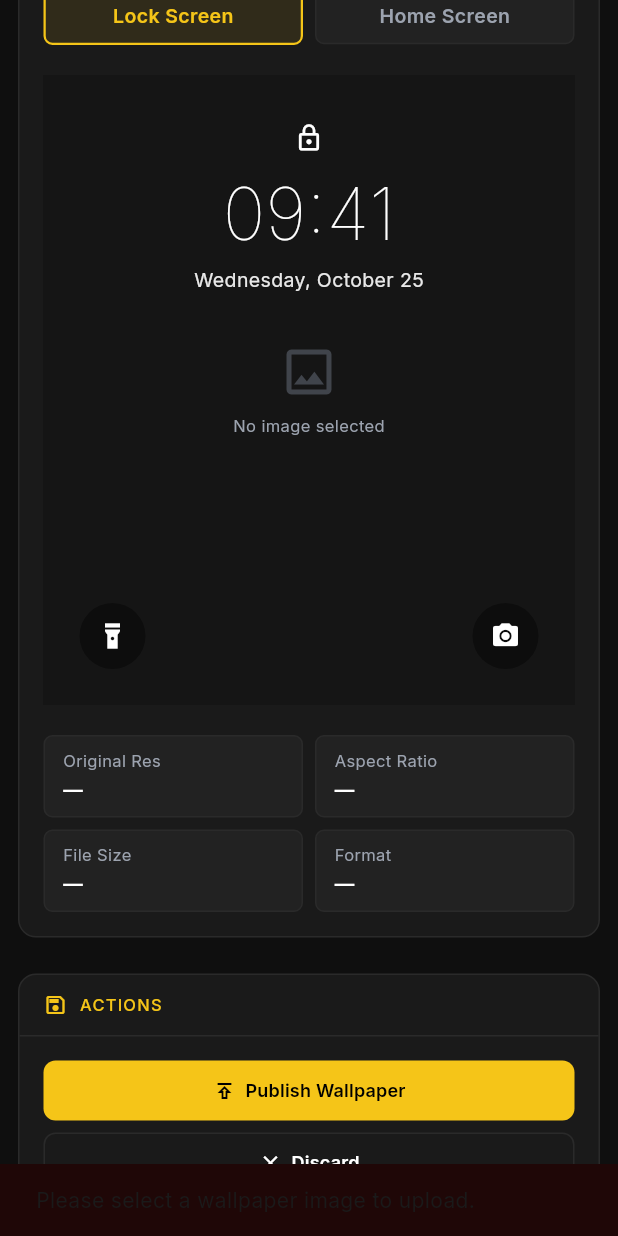
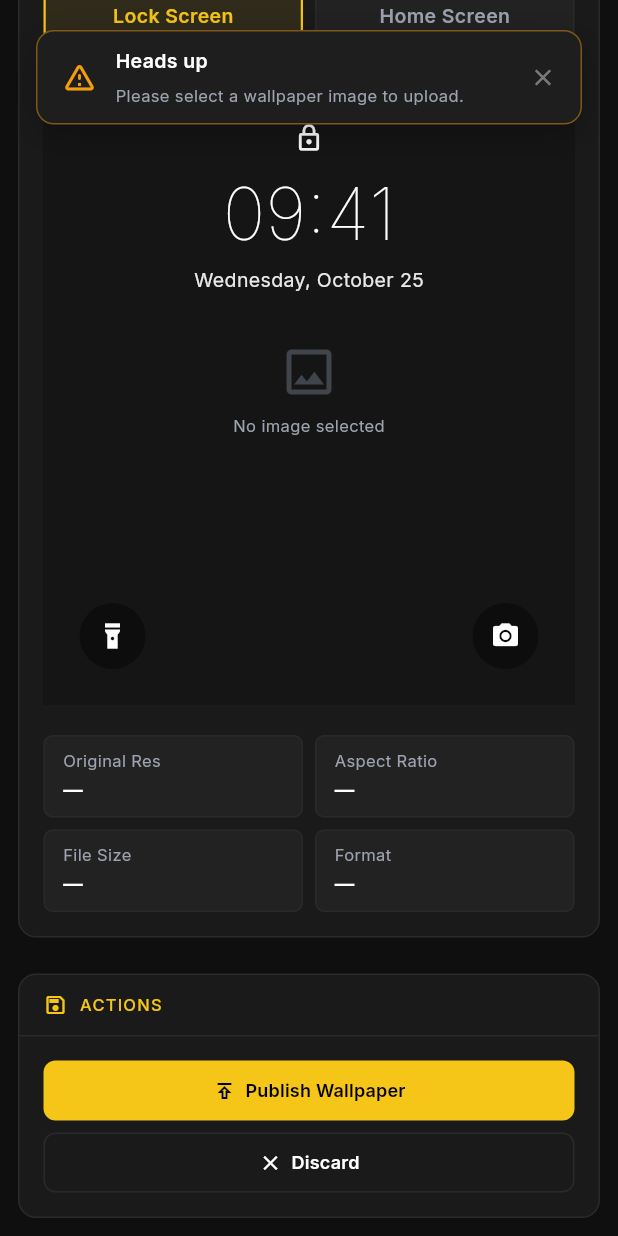
Before and after one commit to ShubhamGharat07/Admin_Wallr, a Flutter app: the _UploadView screen opened directly, scrolled down 1057 dp, after a tap on "Publish Wallpaper", on a phone screen of 412 x 824 dp. Run offline on Flutter 3.47's test engine with Material 3 defaults, Android fonts, the phone set to English and light mode, and no system bars; drawn by our look-alikes of toastification; our stand-ins replace cloud_firestore, connectivity_plus, dartz, data_table_2, dio, equatable and 9 more; missing offline and left inert: device_frame; accounts and stored records are empty; statements that could not run were skipped.

Commit message:
design fix

````diff
--- a/lib/config/routes/app_router.dart
+++ b/lib/config/routes/app_router.dart
@@ -265,6 +265,7 @@ import '../../features/subscriptions/presentation/pages/subscriptions_page.dart'
 import '../../features/users/presentation/pages/users_page.dart';
 import '../../features/wallpapers/presentation/pages/upload_page.dart';
 import '../../features/wallpapers/presentation/pages/wallpapers_page.dart';
+import 'page_transitions.dart';
 import 'route_names.dart';
 
 abstract final class AppRouter {
@@ -273,11 +274,15 @@ abstract final class AppRouter {
     redirect: _guard,
     routes: [
       // ── Login ──────────────────────────────────────────────
-      GoRoute(path: RouteNames.login, builder: (_, __) => const LoginPage()),
+      GoRoute(
+        path: RouteNames.login,
+        pageBuilder: (_, state) => fadePage(state: state, child: const LoginPage()),
+      ),
 
       // ── Shell ──────────────────────────────────────────────
       StatefulShellRoute.indexedStack(
-        builder: (_, __, shell) => AdminShell(navigationShell: shell),
+        pageBuilder: (_, state, shell) =>
+            fadePage(state: state, child: AdminShell(navigationShell: shell)),
         branches: [
           StatefulShellBranch(
             routes: [
--- /dev/null
+++ b/lib/config/routes/page_transitions.dart
@@ -0,0 +1,26 @@
+// lib/config/routes/page_transitions.dart
+
+import 'package:flutter/material.dart';
+import 'package:go_router/go_router.dart';
+
+/// Smooth fade-through transition used for top-level route changes
+/// (e.g. login ⇄ dashboard). Keeps navigation feeling polished instead
+/// of the default instant/janky page swap.
+CustomTransitionPage<T> fadePage<T>({
+  required GoRouterState state,
+  required Widget child,
+  Duration duration = const Duration(milliseconds: 350),
+}) {
+  return CustomTransitionPage<T>(
+    key: state.pageKey,
+    transitionDuration: duration,
+    reverseTransitionDuration: duration,
+    child: child,
+    transitionsBuilder: (context, animation, secondaryAnimation, child) {
+      return FadeTransition(
+        opacity: CurvedAnimation(parent: animation, curve: Curves.easeInOut),
+        child: child,
+      );
+    },
+  );
+}
--- /dev/null
+++ b/lib/core/widgets/app_toast.dart
@@ -0,0 +1,152 @@
+// lib/core/widgets/app_toast.dart
+
+import 'package:flutter/material.dart';
+import 'package:toastification/toastification.dart';
+
+import '../constants/admin_colors.dart';
+import '../constants/admin_dimensions.dart';
+import '../constants/admin_text_styles.dart';
+
+/// App-wide toast notifications — replaces raw [ScaffoldMessenger] snackbars
+/// with themed, animated toasts that match the gold/dark admin theme.
+///
+/// Reusable across the whole app:
+/// ```dart
+/// AppToast.success(context, 'Wallpaper uploaded successfully!');
+/// AppToast.error(context, 'Upload failed: $message');
+/// AppToast.warning(context, 'Please select a category.');
+/// AppToast.info(context, 'Changes saved as draft.');
+/// ```
+abstract final class AppToast {
+  static void success(BuildContext context, String message, {String? title}) =>
+      _show(
+        context,
+        message: message,
+        title: title ?? 'Success',
+        type: ToastificationType.success,
+        accent: AdminColors.gold,
+        icon: Icons.check_circle_outline_rounded,
+      );
+
+  static void error(BuildContext context, String message, {String? title}) =>
+      _show(
+        context,
+        message: message,
+        title: title ?? 'Something went wrong',
+        type: ToastificationType.error,
+        accent: AdminColors.error,
+        icon: Icons.error_outline_rounded,
+      );
+
+  static void warning(BuildContext context, String message, {String? title}) =>
+      _show(
+        context,
+        message: message,
+        title: title ?? 'Heads up',
+        type: ToastificationType.warning,
+        accent: AdminColors.warning,
+        icon: Icons.warning_amber_rounded,
+      );
+
+  static void info(BuildContext context, String message, {String? title}) =>
+      _show(
+        context,
+        message: message,
+        title: title ?? 'Info',
+        type: ToastificationType.info,
+        accent: AdminColors.info,
+        icon: Icons.info_outline_rounded,
+      );
+
+  static void _show(
+    BuildContext context, {
+    required String message,
+    required String title,
+    required ToastificationType type,
+    required Color accent,
+    required IconData icon,
+  }) {
+    toastification.show(
+      context: context,
+      type: type,
+      style: ToastificationStyle.flatColored,
+      alignment: Alignment.topRight,
+      autoCloseDuration: const Duration(seconds: 4),
+      animationDuration: const Duration(milliseconds: 450),
+      animationBuilder: _animationBuilder,
+      backgroundColor: AdminColors.surfaceElevated,
+      foregroundColor: AdminColors.textPrimary,
+      primaryColor: accent,
+      icon: Icon(icon, color: accent),
+      // Keep the toast compact instead of stretching full width.
+      sizeConstraints: const BoxConstraints(minWidth: 280, maxWidth: 380),
+      padding: const EdgeInsets.symmetric(
+        horizontal: AdminDimensions.md,
+        vertical: AdminDimensions.sm + 2,
+      ),
+      title: Text(
+        title,
+        style: AdminTextStyles.bodyMd(
+          context,
+        ).copyWith(fontWeight: FontWeight.w600),
+      ),
+      description: Text(
+        message,
+        softWrap: true,
+        maxLines: 4,
+        overflow: TextOverflow.ellipsis,
+        style: AdminTextStyles.bodySm(
+          context,
+        ).copyWith(color: AdminColors.textSecondary),
+      ),
+      borderRadius: BorderRadius.circular(AdminDimensions.cardRadius),
+      borderSide: BorderSide(color: accent.withValues(alpha: 0.45), width: 1),
+      showProgressBar: true,
+      progressBarTheme: ProgressIndicatorThemeData(
+        color: accent,
+        linearTrackColor: accent.withValues(alpha: 0.15),
+      ),
+      closeButton: const ToastCloseButton(
+        showType: CloseButtonShowType.onHover,
+      ),
+      dragToClose: true,
+      pauseOnHover: true,
+      boxShadow: const [
+        BoxShadow(
+          color: Color(0x40000000),
+          blurRadius: 20,
+          offset: Offset(0, 6),
+        ),
+      ],
+    );
+  }
+
+  /// Smooth entrance/exit: slide in from the left + fade + subtle scale,
+  /// eased with [Curves.easeOutCubic] for a polished feel.
+  static Widget _animationBuilder(
+    BuildContext context,
+    Animation<double> animation,
+    Alignment alignment,
+    Widget child,
+  ) {
+    final curved = CurvedAnimation(
+      parent: animation,
+      curve: Curves.easeOutCubic,
+      reverseCurve: Curves.easeInCubic,
+    );
+    return FadeTransition(
+      opacity: curved,
+      child: SlideTransition(
+        position: Tween<Offset>(
+          begin: const Offset(-0.25, 0),
+          end: Offset.zero,
+        ).animate(curved),
+        child: ScaleTransition(
+          scale: Tween<double>(begin: 0.96, end: 1).animate(curved),
+          alignment: Alignment.centerLeft,
+          child: child,
+        ),
+      ),
+    );
+  }
+}
--- a/lib/features/wallpapers/presentation/pages/upload_page.dart
+++ b/lib/features/wallpapers/presentation/pages/upload_page.dart
@@ -15,6 +15,7 @@ import '../../../../core/utils/responsive_helper.dart';
 import '../../../../core/utils/validators.dart';
 import '../../../../core/widgets/admin_button.dart';
 import '../../../../core/widgets/admin_text_field.dart';
+import '../../../../core/widgets/app_toast.dart';
 import '../../../../core/widgets/loading_widget.dart';
 import '../../../categories/presentation/bloc/category_bloc.dart';
 import '../../../categories/presentation/bloc/category_event.dart';
@@ -178,24 +179,14 @@ class _UploadViewState extends State<_UploadView> {
 
   void _onPublish() {
     if (_imageBytes == null) {
-      ScaffoldMessenger.of(context).showSnackBar(
-        const SnackBar(
-          content: Text('Please select a wallpaper image to upload.'),
-          backgroundColor: AdminColors.errorBg,
-        ),
-      );
+      AppToast.warning(context, 'Please select a wallpaper image to upload.');
       return;
     }
 
     if (!_formKey.currentState!.validate()) return;
 
     if (_selectedCategorySlug == null) {
-      ScaffoldMessenger.of(context).showSnackBar(
-        const SnackBar(
-          content: Text('Please select a category.'),
-          backgroundColor: AdminColors.errorBg,
-        ),
-      );
+      AppToast.warning(context, 'Please select a category.');
       return;
     }
 
@@ -221,20 +212,10 @@ class _UploadViewState extends State<_UploadView> {
     return BlocListener<WallpaperBloc, WallpaperState>(
       listener: (context, state) {
         if (state is WallpaperUploadSuccess) {
-          ScaffoldMessenger.of(context).showSnackBar(
-            const SnackBar(
-              content: Text('Wallpaper uploaded successfully!'),
-              backgroundColor: AdminColors.successBg,
-            ),
-          );
+          AppToast.success(context, 'Wallpaper uploaded successfully!');
           context.go(RouteNames.wallpapers);
         } else if (state is WallpaperUploadError) {
-          ScaffoldMessenger.of(context).showSnackBar(
-            SnackBar(
-              content: Text('Upload failed: ${state.message}'),
-              backgroundColor: AdminColors.errorBg,
-            ),
-          );
+          AppToast.error(context, state.message, title: 'Upload failed');
         }
       },
       child: Scaffold(
@@ -252,10 +233,17 @@ class _UploadViewState extends State<_UploadView> {
   }
 
   Widget _buildContent(BuildContext context) {
-    final isMobile = ResponsiveHelper.isMobile(context);
+    // Two-column layout only on desktop. Tablet + mobile stack vertically so
+    // the form and live preview each get full width instead of being cramped.
+    final isDesktop = ResponsiveHelper.isDesktop(context);
 
     return SingleChildScrollView(
       padding: AdminDimensions.contentPadding(context),
+      child: Center(
+        child: ConstrainedBox(
+          constraints: const BoxConstraints(
+            maxWidth: AdminDimensions.contentMaxWidth,
+          ),
           child: Form(
             key: _formKey,
             child: Column(
@@ -263,25 +251,22 @@ class _UploadViewState extends State<_UploadView> {
               children: [
                 _PageHeader(),
                 SizedBox(height: AdminDimensions.lg),
-            isMobile
-                ? Column(
-                    crossAxisAlignment: CrossAxisAlignment.stretch,
-                    children: [
-                      _buildUploadZone(context),
-                      SizedBox(height: AdminDimensions.lg),
-                      _buildMetadataCard(context),
-                      SizedBox(height: AdminDimensions.lg),
-                      _buildTogglesCard(context),
-                      SizedBox(height: AdminDimensions.lg),
-                      _buildPreviewCard(context),
-                      SizedBox(height: AdminDimensions.lg),
-                      _buildActionsCard(context, fullWidth: true),
+                isDesktop
+                    ? _buildTwoColumnLayout(context)
+                    : _buildStackedLayout(context),
               ],
-                  )
-                : Row(
+            ),
+          ),
+        ),
+      ),
+    );
+  }
+
+  // Desktop: forms on the left (60%), live preview + actions on the right (40%).
+  Widget _buildTwoColumnLayout(BuildContext context) {
+    return Row(
       crossAxisAlignment: CrossAxisAlignment.start,
       children: [
-                      // Left side (60%): Forms & details
         Expanded(
           flex: 6,
           child: Column(
@@ -295,22 +280,35 @@ class _UploadViewState extends State<_UploadView> {
           ),
         ),
         SizedBox(width: AdminDimensions.lg),
-                      // Right side (40%): Live Preview & Action
         Expanded(
           flex: 4,
           child: Column(
             children: [
               _buildPreviewCard(context),
               SizedBox(height: AdminDimensions.lg),
-                            _buildActionsCard(context, fullWidth: false),
+              _buildActionsCard(context),
             ],
           ),
         ),
       ],
-                  ),
+    );
+  }
+
+  // Tablet + mobile: everything stacked in a single full-width column.
+  Widget _buildStackedLayout(BuildContext context) {
+    return Column(
+      crossAxisAlignment: CrossAxisAlignment.stretch,
+      children: [
+        _buildUploadZone(context),
+        SizedBox(height: AdminDimensions.lg),
+        _buildMetadataCard(context),
+        SizedBox(height: AdminDimensions.lg),
+        _buildTogglesCard(context),
+        SizedBox(height: AdminDimensions.lg),
+        _buildPreviewCard(context),
+        SizedBox(height: AdminDimensions.lg),
+        _buildActionsCard(context),
       ],
-        ),
-      ),
     );
   }
 
@@ -1031,7 +1029,7 @@ class _UploadViewState extends State<_UploadView> {
 
   // ── Actions Card ────────────────────────────────────────────────────────────
 
-  Widget _buildActionsCard(BuildContext context, {required bool fullWidth}) {
+  Widget _buildActionsCard(BuildContext context) {
     return _SectionCard(
       title: 'Actions',
       icon: Icons.save_outlined,
--- a/lib/main.dart
+++ b/lib/main.dart
@@ -51,6 +51,7 @@ import 'package:flutter/material.dart';
 import 'package:flutter_bloc/flutter_bloc.dart';
 import 'package:flutter_dotenv/flutter_dotenv.dart';
 import 'package:responsive_framework/responsive_framework.dart';
+import 'package:toastification/toastification.dart';
 
 import 'config/di/injection.dart';
 import 'config/routes/app_router.dart';
@@ -73,6 +74,7 @@ class MyApp extends StatelessWidget {
   Widget build(BuildContext context) {
     return BlocProvider(
       create: (_) => sl<AuthBloc>(),
+      child: ToastificationWrapper(
         child: MaterialApp.router(
           title: 'WALLR Admin',
           debugShowCheckedModeBanner: false,
@@ -87,6 +89,7 @@ class MyApp extends StatelessWidget {
             ],
           ),
         ),
+      ),
     );
   }
 }
--- a/pubspec.yaml
+++ b/pubspec.yaml
@@ -54,6 +54,7 @@ dependencies:
   connectivity_plus: ^7.1.1
   dartz: ^0.10.1
   device_frame: ^1.4.0
+  toastification: ^3.2.0
 
 
 dev_dependencies:
````
Also changed, not shown: lib/features/auth/presentation/pages/login_page.dart (+15 -12 lines), lib/features/categories/presentation/pages/add_category_page.dart (+3 -12 lines), lib/features/dashboard/presentation/pages/dashboard_page.dart (+10 -4 lines), pubspec.lock. Lines whose indentation alone changed are shown as unchanged.
